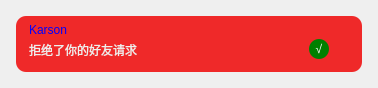
First picture: the form in client/ui/new_friend_reject.ui, repository TT2TER/Echoplex, before the edit.
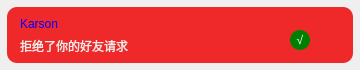
Second picture: the form after the edit.

```diff
--- a/client/ui/new_friend_reject.ui
+++ b/client/ui/new_friend_reject.ui
@@ -6,8 +6,8 @@
    <rect>
     <x>0</x>
     <y>0</y>
-    <width>378</width>
-    <height>88</height>
+    <width>360</width>
+    <height>70</height>
    </rect>
   </property>
   <property name="sizePolicy">
@@ -70,7 +70,7 @@
       <property name="geometry">
        <rect>
         <x>20</x>
-        <y>10</y>
+        <y>13</y>
         <width>121</width>
         <height>21</height>
        </rect>
@@ -96,7 +96,7 @@
       <property name="geometry">
        <rect>
         <x>20</x>
-        <y>30</y>
+        <y>35</y>
         <width>221</width>
         <height>21</height>
        </rect>
@@ -121,7 +121,7 @@
      <widget class="QPushButton" name="config_butt">
       <property name="geometry">
        <rect>
-        <x>300</x>
+        <x>290</x>
         <y>30</y>
         <width>20</width>
         <height>20</height>
```
Left out of the diff: 4 changed lines with no effect on the pictures.
